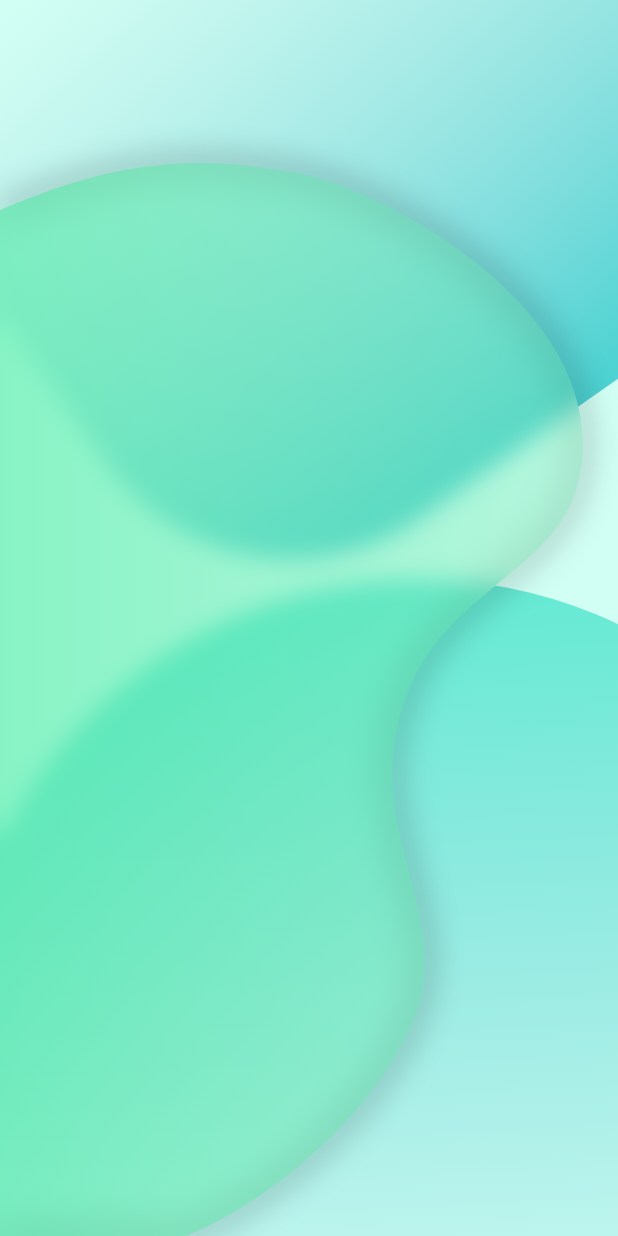
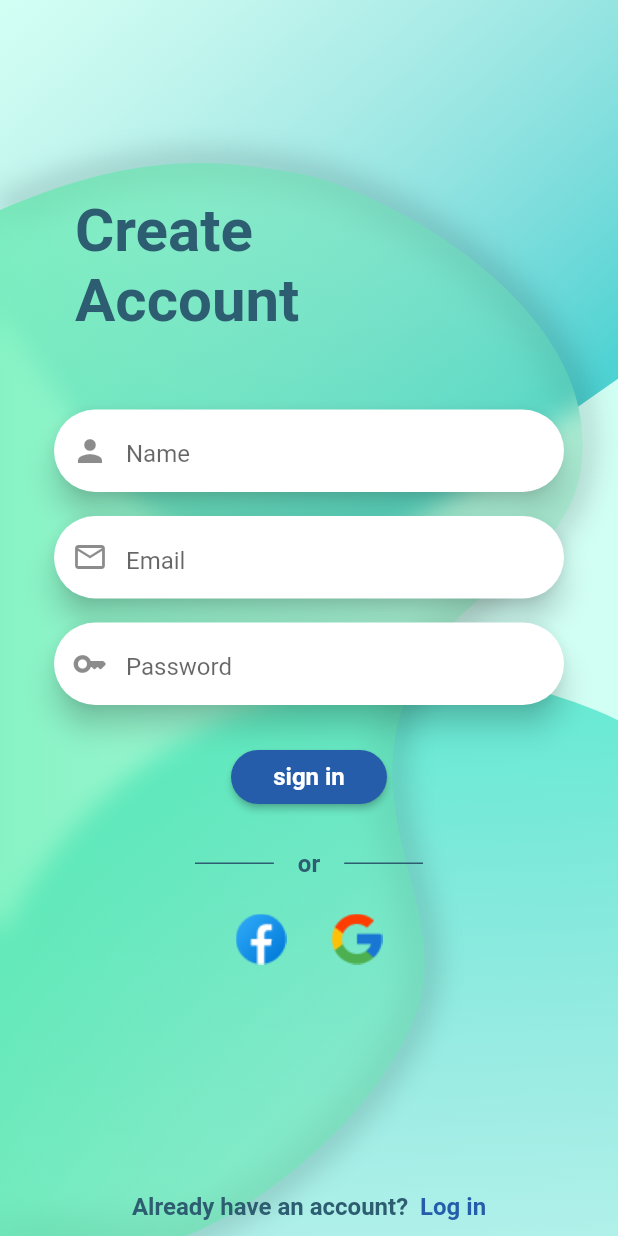
Before and after one commit to Moshated-flutter/chatapp, a Flutter app: the screen it shows after launch, on a phone screen of 412 x 824 dp. Run offline on Flutter 3.47's test engine with Material 2 defaults, Android fonts, the phone set to English and light mode, and no system bars; our stand-ins replace cloud_firestore, firebase_core; accounts and stored records are empty.

```diff
--- a/lib/main.dart
+++ b/lib/main.dart
@@ -23,6 +23,7 @@ class MyApp extends StatelessWidget {
           scaffoldBackgroundColor: kbackground,
           textTheme:
               Theme.of(context).textTheme.apply(bodyColor: kprimarcolors),
+          fontFamily: 'Montserrat',
           cardColor: Colors.grey[100]),
       // home: FutureBuilder(
       //   future: Firebase.initializeApp(),
--- /dev/null
+++ b/lib/screens/auth_screen/animations/change_screen_animation.dart
@@ -0,0 +1,125 @@
+import 'package:chatapp/screens/auth_screen/components/login_content.dart';
+import 'package:flutter/animation.dart';
+import 'package:flutter/cupertino.dart';
+
+class ChangeScreenAnimations {
+  static var isplaying = false;
+  static var currentScreen = Screens.createAccount;
+  static late final AnimationController toptextconroller;
+  static late final Animation<Offset> toptextanimations;
+  static late final AnimationController bottomtextconroller;
+  static late final Animation<Offset> bottomtextanimations;
+
+  static final List<AnimationController> createaccountController = [];
+  static final List<Animation<Offset>> createAccountAnimation = [];
+  static final List<AnimationController> loginController = [];
+  static final List<Animation<Offset>> loginAnimation = [];
+
+  static Animation<Offset> _createanimation({
+    required Offset begin,
+    required Offset end,
+    required AnimationController parent,
+  }) {
+    return Tween(begin: begin, end: end).animate(
+      CurvedAnimation(
+        parent: parent,
+        curve: Curves.easeIn,
+      ),
+    );
+  }
+
+  static void initialze({
+    required TickerProvider vsync,
+    required int createaccontItems,
+    required int loginitem,
+  }) {
+    toptextconroller = AnimationController(
+      vsync: vsync,
+      duration: Duration(milliseconds: 200),
+    );
+    toptextanimations = _createanimation(
+      begin: Offset.zero,
+      end: Offset(-1.8, 0),
+      parent: toptextconroller,
+    );
+    bottomtextconroller = AnimationController(
+      vsync: vsync,
+      duration: Duration(milliseconds: 200),
+    );
+    bottomtextanimations = _createanimation(
+      begin: Offset.zero,
+      end: Offset(0, 1.7),
+      parent: bottomtextconroller,
+    );
+    for (var i = 0; i < createaccontItems; i++) {
+      createaccountController.add(AnimationController(
+        vsync: vsync,
+        duration: Duration(milliseconds: 200),
+      ));
+      createAccountAnimation.add(
+        _createanimation(
+          begin: Offset.zero,
+          end: Offset(-1, 0),
+          parent: createaccountController[i],
+        ),
+      );
+    }
+    for (var i = 0; i < loginitem; i++) {
+      loginController.add(AnimationController(
+        vsync: vsync,
+        duration: Duration(milliseconds: 200),
+      ));
+      loginAnimation.add(
+        _createanimation(
+          begin: Offset(1, 0),
+          end: Offset.zero,
+          parent: loginController[i],
+        ),
+      );
+    }
+  }
+
+  static void dispose() {
+    for (final controller in [
+      toptextconroller,
+      bottomtextconroller,
+      ...createaccountController,
+      ...loginController,
+    ]) {
+      controller.dispose();
+    }
+  }
+
+  static Future<void> forward() async {
+    isplaying = true;
+    toptextconroller.forward();
+    await bottomtextconroller.forward();
+    for (final controller in [...createaccountController, ...loginController]) {
+      controller.forward();
+      await Future.delayed(Duration(milliseconds: 50));
+    }
+
+    bottomtextconroller.reverse();
+    await toptextconroller.reverse();
+
+    isplaying = false;
+  }
+
+  static Future<void> reverse() async {
+    isplaying = true;
+    toptextconroller.forward();
+    await bottomtextconroller.forward();
+    for (final controller in [
+      ...loginController.reversed,
+      ...createaccountController.reversed,
+    ]) {
+      controller.reverse();
+      await Future.delayed(Duration(milliseconds: 50));
+    }
+
+    bottomtextconroller.reverse();
+    await toptextconroller.reverse();
+
+    isplaying = false;
+  }
+}
--- /dev/null
+++ b/lib/screens/auth_screen/components/login_content.dart
@@ -0,0 +1,351 @@
+import 'package:chatapp/screens/auth_screen/animations/change_screen_animation.dart';
+import 'package:chatapp/screens/auth_screen/components/text_widgets/bottom_text.dart';
+import 'package:chatapp/screens/auth_screen/components/text_widgets/toptext.dart';
+import 'package:chatapp/utils/constrans.dart';
+import 'package:chatapp/utils/helper_funtions.dart';
+import 'package:flutter/material.dart';
+
+enum Screens {
+  createAccount,
+  login,
+}
+
+class Logincontent extends StatefulWidget {
+  const Logincontent({super.key});
+
+  @override
+  State<Logincontent> createState() => _LogincontentState();
+}
+
+class _LogincontentState extends State<Logincontent>
+    with TickerProviderStateMixin {
+  final formkeyEmialLog = GlobalKey<FormState>();
+  final formkeyEmialSign = GlobalKey<FormState>();
+  final formkeyPasswordLog = GlobalKey<FormState>();
+  final formkeyPasswordSing = GlobalKey<FormState>();
+  final formkeyUser = GlobalKey<FormState>();
+
+  late final List<Widget> createAccountcontent;
+  late final List<Widget> logincontent;
+
+  String _useremail = '';
+  String _username = '';
+  String _userpassword = '';
+
+  @override
+  void initState() {
+    createAccountcontent = [
+      inputField('Name', Icons.person, false, formkeyUser),
+      inputField('Email', Icons.mail_outline, false, formkeyEmialSign),
+      inputField('Password', Icons.key_rounded, true, formkeyPasswordSing),
+      loginbuttom('sign in'),
+      ordivider(),
+      logos(),
+    ];
+    logincontent = [
+      inputField('Email', Icons.mail_outline, false, formkeyEmialLog),
+      inputField('Password', Icons.key_rounded, true, formkeyPasswordLog),
+      loginbuttom('Log in'),
+      forgetpassword(),
+    ];
+    ChangeScreenAnimations.initialze(
+      createaccontItems: createAccountcontent.length,
+      loginitem: logincontent.length,
+      vsync: this,
+    );
+    for (var i = 0; i < createAccountcontent.length; i++) {
+      createAccountcontent[i] = HellperFunctions.wrapwithAnimationBuilder(
+        animation: ChangeScreenAnimations.createAccountAnimation[i],
+        child: createAccountcontent[i],
+      );
+    }
+
+    for (var i = 0; i < logincontent.length; i++) {
+      logincontent[i] = HellperFunctions.wrapwithAnimationBuilder(
+        animation: ChangeScreenAnimations.loginAnimation[i],
+        child: logincontent[i],
+      );
+    }
+
+    super.initState();
+  }
+
+  @override
+  void dispose() {
+    ChangeScreenAnimations.dispose();
+    super.dispose();
+  }
+
+  Widget inputField(String hint, IconData iconData, bool obscure,
+      GlobalKey<FormState> formkey) {
+    return Padding(
+      padding: const EdgeInsets.symmetric(horizontal: 36, vertical: 8),
+      child: SizedBox(
+        height: 55,
+        child: Material(
+          elevation: 8,
+          shadowColor: Colors.black87,
+          color: Colors.transparent,
+          borderRadius: BorderRadius.circular(30),
+          child: Form(
+            key: formkey,
+            child: TextFormField(
+              validator: (value) {
+                if (hint == 'Email') {
+                  if (value!.isEmpty) {
+                    return 'This field cant be empty ';
+                  }
+                  if (!value.contains('@')) {
+                    return 'please enter a valid value';
+                  }
+                }
+                if (hint == 'Password') {
+                  if (value!.isEmpty) {
+                    return 'This field cant be empty ';
+                  }
+                  if (value.length < 7) {
+                    return 'please enter at least 7 characters';
+                  }
+                }
+                if (hint == 'Name') {
+                  if (value!.isEmpty) {
+                    return 'This field cant be empty ';
+                  }
+                  if (value.length < 4) {
+                    return 'please enter at least 4 characters';
+                  }
+                }
+                return null;
+              },
+              onSaved: (newValue) {
+                if (hint == 'Email') {
+                  _useremail = newValue!;
+                }
+                if (hint == 'Password') {
+                  _userpassword = newValue!;
+                }
+                if (hint == 'Name') {
+                  _username = newValue!;
+                }
+              },
+              obscureText: obscure,
+              textAlignVertical: TextAlignVertical.bottom,
+              decoration: InputDecoration(
+                border: OutlineInputBorder(
+                  borderRadius: BorderRadius.circular(30),
+                  borderSide: BorderSide.none,
+                ),
+                filled: true,
+                fillColor: Colors.white,
+                hintText: hint,
+                prefixIcon: Icon(iconData),
+              ),
+            ),
+          ),
+        ),
+      ),
+    );
+  }
+
+  Widget formwidget() {
+    return Padding(
+      padding: const EdgeInsets.only(top: 3),
+      child: Form(
+          child: Column(
+        children: [
+          if (ChangeScreenAnimations.currentScreen == Screens.login)
+            Padding(
+              padding: const EdgeInsets.symmetric(
+                horizontal: 40,
+                vertical: 12,
+              ),
+              child: Container(
+                padding: EdgeInsets.only(left: 15),
+                decoration: BoxDecoration(
+                  color: Colors.white,
+                  borderRadius: BorderRadius.circular(50),
+                ),
+                child: TextFormField(
+                  decoration: InputDecoration(
+                    border: InputBorder.none,
+                    hintText: 'Name',
+                    prefixIcon: Icon(Icons.person),
+                  ),
+                ),
+              ),
+            ),
+          Padding(
+            padding: const EdgeInsets.symmetric(horizontal: 40, vertical: 12),
+            child: Container(
+              padding: EdgeInsets.only(left: 15),
+              decoration: BoxDecoration(
+                color: Colors.white,
+                borderRadius: BorderRadius.circular(50),
+              ),
+              child: TextFormField(
+                decoration: InputDecoration(
+                  border: InputBorder.none,
+                  hintText: 'Email',
+                  prefixIcon: Icon(Icons.email_outlined),
+                ),
+              ),
+            ),
+          ),
+          Padding(
+            padding: const EdgeInsets.symmetric(horizontal: 40, vertical: 12),
+            child: Container(
+              padding: EdgeInsets.only(left: 15),
+              decoration: BoxDecoration(
+                color: Colors.white,
+                borderRadius: BorderRadius.circular(50),
+              ),
+              child: TextFormField(
+                decoration: InputDecoration(
+                  border: InputBorder.none,
+                  hintText: 'Password',
+                  prefixIcon: Icon(Icons.key),
+                ),
+              ),
+            ),
+          ),
+        ],
+      )),
+    );
+  }
+
+  Widget loginbuttom(String title) {
+    return Padding(
+      padding: const EdgeInsets.symmetric(horizontal: 154, vertical: 16),
+      child: ElevatedButton(
+        onPressed: () {
+          FocusScope.of(context).unfocus();
+          if (ChangeScreenAnimations.currentScreen == Screens.createAccount) {
+            final emailValid = formkeyEmialSign.currentState!.validate();
+            final uservalid = formkeyUser.currentState!.validate();
+            final passValid = formkeyPasswordSing.currentState!.validate();
+            if (emailValid && uservalid && passValid) {
+              formkeyEmialSign.currentState!.save();
+              formkeyPasswordSing.currentState!.save();
+              formkeyUser.currentState!.save();
+              print(_useremail);
+              print(_userpassword);
+              print(_username);
+            }
+          }
+          if (ChangeScreenAnimations.currentScreen == Screens.login) {
+            final emailvalid = formkeyEmialLog.currentState!.validate();
+            final passvalid = formkeyPasswordLog.currentState!.validate();
+            if (emailvalid && passvalid) {
+              formkeyEmialLog.currentState!.save();
+              formkeyPasswordLog.currentState!.save();
+            }
+          }
+        },
+        child: Text(
+          title,
+          style: TextStyle(fontSize: 16, fontWeight: FontWeight.bold),
+        ),
+        style: ElevatedButton.styleFrom(
+          primary: ksecondacycolor,
+          shape: const StadiumBorder(),
+        ),
+      ),
+    );
+  }
+
+  Widget ordivider() {
+    return Padding(
+      padding: EdgeInsets.symmetric(horizontal: 130, vertical: 8),
+      child: Row(
+        children: [
+          Flexible(
+            child: Container(
+              color: kprimarcolors,
+              height: 1,
+            ),
+          ),
+          Padding(
+            padding: const EdgeInsets.symmetric(horizontal: 16),
+            child: Text(
+              'or',
+              style: TextStyle(fontSize: 16, fontWeight: FontWeight.w600),
+            ),
+          ),
+          Flexible(
+            child: Container(
+              color: kprimarcolors,
+              height: 1,
+            ),
+          ),
+        ],
+      ),
+    );
+  }
+
+  Widget logos() {
+    return Padding(
+      padding: EdgeInsets.symmetric(vertical: 16),
+      child: Row(
+        mainAxisAlignment: MainAxisAlignment.center,
+        children: [
+          Image.asset('assets/images/facebook.png'),
+          SizedBox(width: 30),
+          Image.asset('assets/images/google.png'),
+        ],
+      ),
+    );
+  }
+
+  Widget forgetpassword() {
+    return Padding(
+      padding: EdgeInsets.symmetric(horizontal: 110),
+      child: TextButton(
+        child: Text(
+          'Forget password',
+          style: TextStyle(
+              color: ksecondacycolor,
+              fontSize: 16,
+              fontWeight: FontWeight.bold),
+        ),
+        onPressed: () {},
+      ),
+    );
+  }
+
+  @override
+  Widget build(BuildContext context) {
+    return Stack(
+      children: [
+        Positioned(
+          child: TopText(),
+          bottom: 600,
+          left: 50,
+        ),
+        Padding(
+          padding: EdgeInsets.only(top: 100),
+          child: Stack(
+            children: [
+              Column(
+                mainAxisAlignment: MainAxisAlignment.center,
+                crossAxisAlignment: CrossAxisAlignment.stretch,
+                children: createAccountcontent,
+              ),
+              Column(
+                mainAxisAlignment: MainAxisAlignment.center,
+                crossAxisAlignment: CrossAxisAlignment.stretch,
+                children: logincontent,
+              )
+            ],
+          ),
+        ),
+        Align(
+          alignment: Alignment.bottomCenter,
+          child: Padding(
+            padding: EdgeInsets.only(bottom: 10),
+            child: BottomText(),
+          ),
+        )
+      ],
+    );
+  }
+}
--- /dev/null
+++ b/lib/screens/auth_screen/components/text_widgets/bottom_text.dart
@@ -0,0 +1,71 @@
+import 'package:chatapp/screens/auth_screen/animations/change_screen_animation.dart';
+import 'package:chatapp/screens/auth_screen/components/login_content.dart';
+import 'package:chatapp/utils/constrans.dart';
+import 'package:chatapp/utils/helper_funtions.dart';
+import 'package:flutter/material.dart';
+
+class BottomText extends StatefulWidget {
+  const BottomText({super.key});
+
+  @override
+  State<BottomText> createState() => _BottomTextState();
+}
+
+class _BottomTextState extends State<BottomText> {
+  @override
+  void initState() {
+    ChangeScreenAnimations.bottomtextanimations.addStatusListener((status) {
+      if (status == AnimationStatus.completed) {
+        setState(() {});
+      }
+    });
+    super.initState();
+  }
+
+  @override
+  Widget build(BuildContext context) {
+    return HellperFunctions.wrapwithAnimationBuilder(
+      animation: ChangeScreenAnimations.bottomtextanimations,
+      child: Container(
+        child: GestureDetector(
+          onTap: () {
+            if (!ChangeScreenAnimations.isplaying) {
+              ChangeScreenAnimations.currentScreen == Screens.createAccount
+                  ? ChangeScreenAnimations.forward()
+                  : ChangeScreenAnimations.reverse();
+              ChangeScreenAnimations.currentScreen = Screens
+                  .values[1 - ChangeScreenAnimations.currentScreen.index];
+            }
+          },
+          behavior: HitTestBehavior.opaque,
+          child: RichText(
+            text: TextSpan(
+              style: TextStyle(fontSize: 16, fontFamily: 'Montserrat'),
+              children: [
+                TextSpan(
+                  text: ChangeScreenAnimations.currentScreen ==
+                          Screens.createAccount
+                      ? 'Already have an account?  '
+                      : 'Do\'t have an account?',
+                  style: TextStyle(
+                    color: kprimarcolors,
+                    fontWeight: FontWeight.w600,
+                  ),
+                ),
+                TextSpan(
+                    text: ChangeScreenAnimations.currentScreen ==
+                            Screens.createAccount
+                        ? 'Log in'
+                        : 'Sign in',
+                    style: TextStyle(
+                      color: ksecondacycolor,
+                      fontWeight: FontWeight.bold,
+                    ))
+              ],
+            ),
+          ),
+        ),
+      ),
+    );
+  }
+}
--- /dev/null
+++ b/lib/screens/auth_screen/components/text_widgets/toptext.dart
@@ -0,0 +1,39 @@
+import 'package:chatapp/screens/auth_screen/animations/change_screen_animation.dart';
+import 'package:chatapp/screens/auth_screen/components/login_content.dart';
+import 'package:chatapp/utils/helper_funtions.dart';
+import 'package:flutter/material.dart';
+
+class TopText extends StatefulWidget {
+  TopText({super.key});
+
+  @override
+  State<TopText> createState() => _TopTextState();
+}
+
+class _TopTextState extends State<TopText> {
+  @override
+  void initState() {
+    ChangeScreenAnimations.toptextanimations.addStatusListener((status) {
+      if (status == AnimationStatus.completed) {
+        setState(() {});
+      }
+    });
+    super.initState();
+  }
+
+  @override
+  Widget build(BuildContext context) {
+    return HellperFunctions.wrapwithAnimationBuilder(
+      animation: ChangeScreenAnimations.toptextanimations,
+      child: Text(
+        ChangeScreenAnimations.currentScreen == Screens.createAccount
+            ? 'Create\nAccount'
+            : 'Wellcome\nBack',
+        style: TextStyle(
+          fontSize: 40,
+          fontWeight: FontWeight.w600,
+        ),
+      ),
+    );
+  }
+}
--- a/lib/screens/auth_screen/login_screen.dart
+++ b/lib/screens/auth_screen/login_screen.dart
@@ -1,7 +1,8 @@
-import 'dart:math' as math;
+import 'package:chatapp/screens/auth_screen/components/login_content.dart';
 import 'package:chatapp/screens/auth_screen/login_background.dart/bottombackground.dart';
 import 'package:chatapp/screens/auth_screen/login_background.dart/center/centerbackground.dart';
 import 'package:chatapp/screens/auth_screen/login_background.dart/topbackground.dart';
+import 'package:chatapp/utils/constrans.dart';
 import 'package:flutter/material.dart';
 
 class LoginScreen extends StatefulWidget {
@@ -25,10 +26,11 @@ class _LoginScreenState extends State<LoginScreen> {
           ),
           Positioned(
             child: bottombackgroun(screensize.width),
-            bottom: -180,
+            top: 450,
             left: -30,
           ),
           Centerwidget(size: screensize),
+          Logincontent(),
         ],
       ),
     );
--- /dev/null
+++ b/lib/utils/helper_funtions.dart
@@ -0,0 +1,17 @@
+import 'package:flutter/material.dart';
+
+class HellperFunctions {
+  static Widget wrapwithAnimationBuilder(
+      {required Animation<Offset> animation, required Widget child}) {
+    return AnimatedBuilder(
+      animation: animation,
+      child: child,
+      builder: (BuildContext context, Widget? child) {
+        return FractionalTranslation(
+          translation: animation.value,
+          child: child,
+        );
+      },
+    );
+  }
+}
--- a/pubspec.yaml
+++ b/pubspec.yaml
@@ -49,6 +49,7 @@ dev_dependencies:
   # package. See that file for information about deactivating specific lint
   # rules and activating additional ones.
   flutter_lints: ^2.0.0
+  ionicons: ^0.2.1
 
 # For information on the generic Dart part of this file, see the
 # following page: https://dart.dev/tools/pub/pubspec
```
Also changed, not shown: lib/screens/authScreen.dart (deleted), pubspec.lock.
